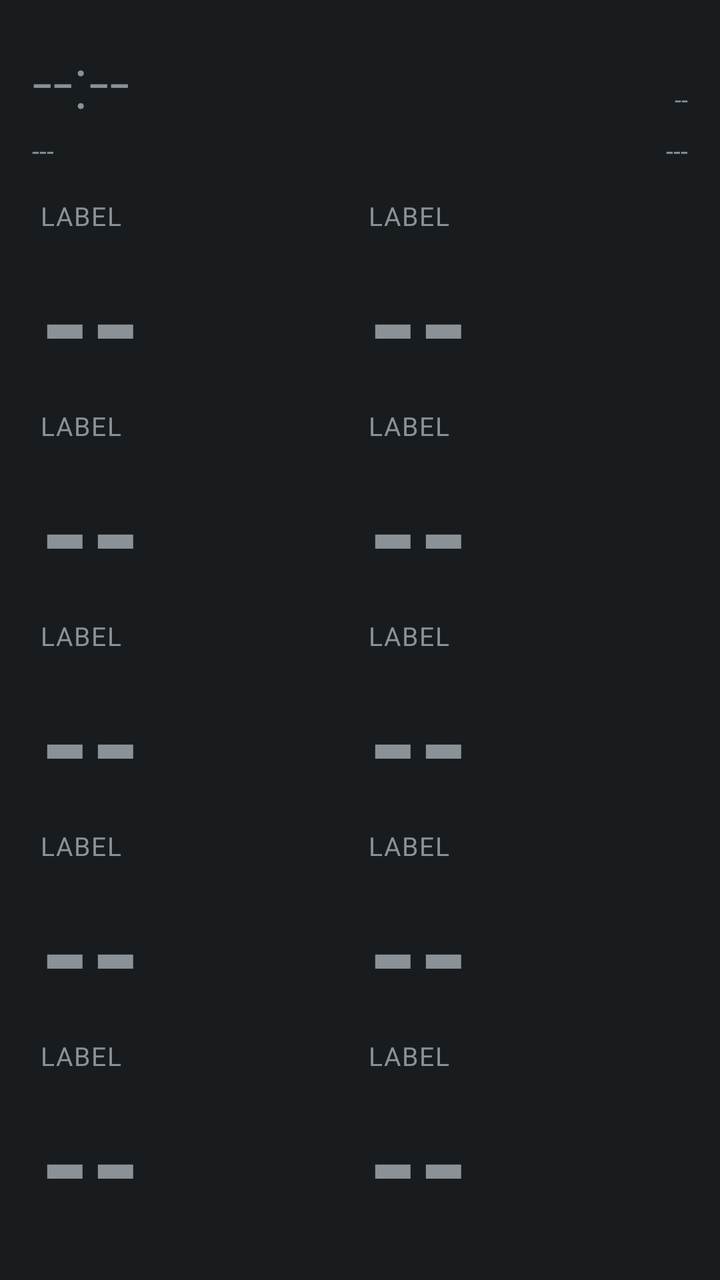
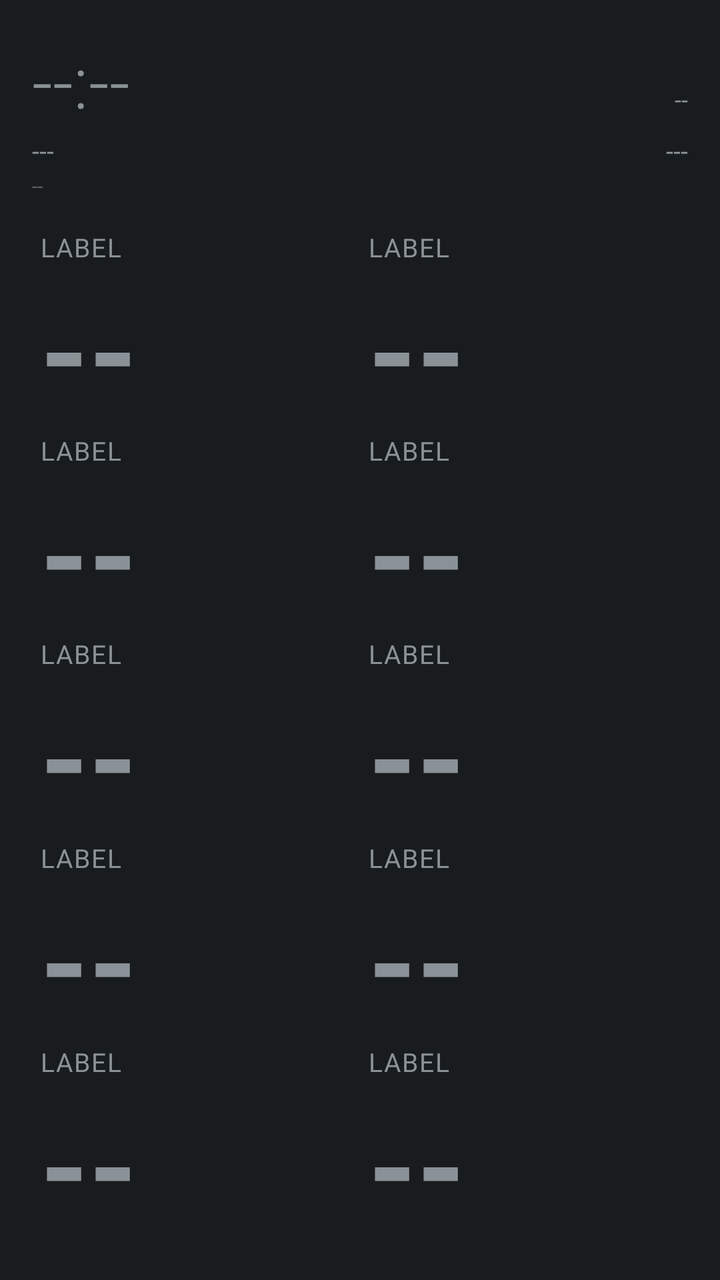

Before-and-after screenshots of an Android layout around one commit, followed by the original layout XML and the change that was made.
<!-- AndroidManifest.xml: application theme android:Theme.DeviceDefault.NoActionBar -->
<!-- res/layout/aod_layout_mega_grid.xml -->
<?xml version="1.0" encoding="utf-8"?>
<LinearLayout xmlns:android="http://schemas.android.com/apk/res/android"
    android:id="@+id/bg_root"
    android:layout_width="match_parent"
    android:layout_height="match_parent"
    android:orientation="vertical"
    android:padding="16dp">

    <LinearLayout
        android:layout_width="match_parent"
        android:layout_height="wrap_content"
        android:orientation="horizontal">

        <TextView
            android:id="@+id/clock"
            android:layout_width="wrap_content"
            android:layout_height="wrap_content"
            android:textSize="36sp"
            android:fontFamily="sans-serif-light"
            android:text="--:--" />

        <TextView
            android:id="@+id/health_badge"
            android:layout_width="0dp"
            android:layout_height="wrap_content"
            android:layout_weight="1"
            android:layout_gravity="top"
            android:gravity="end"
            android:textSize="12sp"
            android:textAllCaps="true"
            android:text="--" />
    </LinearLayout>

    <LinearLayout
        android:layout_width="match_parent"
        android:layout_height="wrap_content"
        android:orientation="horizontal"
        android:layout_marginTop="2dp">

        <TextView
            android:id="@+id/date"
            android:layout_width="wrap_content"
            android:layout_height="wrap_content"
            android:textSize="13sp"
            android:text="---" />

        <TextView
            android:id="@+id/panchang"
            android:layout_width="0dp"
            android:layout_height="wrap_content"
            android:layout_weight="1"
            android:layout_marginStart="10dp"
            android:gravity="end"
            android:textSize="13sp"
            android:text="---" />
    </LinearLayout>

    <View
        android:id="@+id/divider_1"
        android:layout_width="match_parent"
        android:layout_height="1dp"
        android:layout_marginTop="10dp"
        android:layout_marginBottom="4dp" />

    <LinearLayout
        android:layout_width="match_parent"
        android:layout_height="0dp"
        android:layout_weight="1"
        android:orientation="horizontal">
        <include layout="@layout/aod_tile_giant" android:id="@+id/row0" />
        <include layout="@layout/aod_tile_giant" android:id="@+id/row1" />
    </LinearLayout>

    <LinearLayout
        android:layout_width="match_parent"
        android:layout_height="0dp"
        android:layout_weight="1"
        android:orientation="horizontal">
        <include layout="@layout/aod_tile_giant" android:id="@+id/row2" />
        <include layout="@layout/aod_tile_giant" android:id="@+id/row3" />
    </LinearLayout>

    <LinearLayout
        android:layout_width="match_parent"
        android:layout_height="0dp"
        android:layout_weight="1"
        android:orientation="horizontal">
        <include layout="@layout/aod_tile_giant" android:id="@+id/row4" />
        <include layout="@layout/aod_tile_giant" android:id="@+id/row5" />
    </LinearLayout>

    <LinearLayout
        android:layout_width="match_parent"
        android:layout_height="0dp"
        android:layout_weight="1"
        android:orientation="horizontal">
        <include layout="@layout/aod_tile_giant" android:id="@+id/row6" />
        <include layout="@layout/aod_tile_giant" android:id="@+id/row7" />
    </LinearLayout>

    <LinearLayout
        android:layout_width="match_parent"
        android:layout_height="0dp"
        android:layout_weight="1"
        android:orientation="horizontal">
        <include layout="@layout/aod_tile_giant" android:id="@+id/row8" />
        <include layout="@layout/aod_tile_giant" android:id="@+id/row9" />
    </LinearLayout>

</LinearLayout>
<!-- res/layout/aod_tile_giant.xml (included above) -->
<?xml version="1.0" encoding="utf-8"?>
<LinearLayout xmlns:android="http://schemas.android.com/apk/res/android"
    android:layout_width="0dp"
    android:layout_height="match_parent"
    android:layout_weight="1"
    android:orientation="vertical"
    android:gravity="center_vertical"
    android:paddingStart="4dp"
    android:paddingEnd="10dp">

    <TextView
        android:id="@+id/stat_label"
        android:layout_width="wrap_content"
        android:layout_height="wrap_content"
        android:textSize="13sp"
        android:textAllCaps="true"
        android:letterSpacing="0.05"
        android:text="Label" />

    <TextView
        android:id="@+id/stat_value"
        android:layout_width="match_parent"
        android:layout_height="0dp"
        android:layout_weight="1"
        android:gravity="start|center_vertical"
        android:textStyle="bold"
        android:maxLines="1"
        android:autoSizeTextType="uniform"
        android:autoSizeMinTextSize="16sp"
        android:autoSizeMaxTextSize="120sp"
        android:autoSizeStepGranularity="2sp"
        android:text="--" />

</LinearLayout>
<!-- resources referenced by this layout -->
<resources>

</resources>

<!-- the commit's change to res/layout/aod_layout_mega_grid.xml (unified diff, before → after) -->
@@ -54,6 +54,15 @@
             android:textSize="13sp"
             android:text="---" />
     </LinearLayout>
+
+    <TextView
+        android:id="@+id/perf_badge"
+        android:layout_width="wrap_content"
+        android:layout_height="wrap_content"
+        android:textSize="10sp"
+        android:alpha="0.6"
+        android:layout_marginTop="2dp"
+        android:text="--" />
 
     <View
         android:id="@+id/divider_1"
